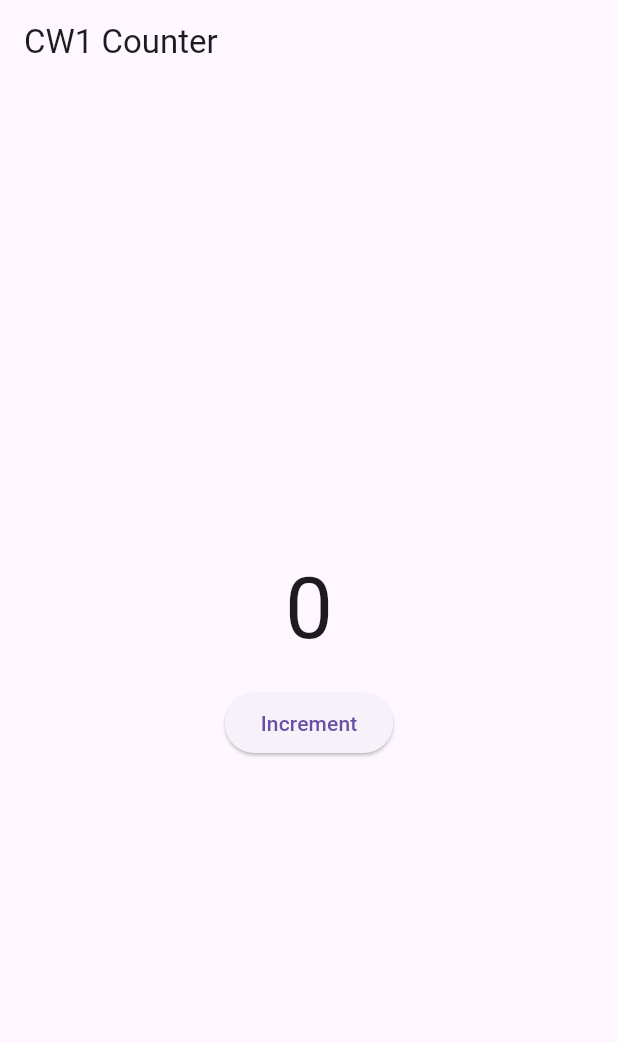
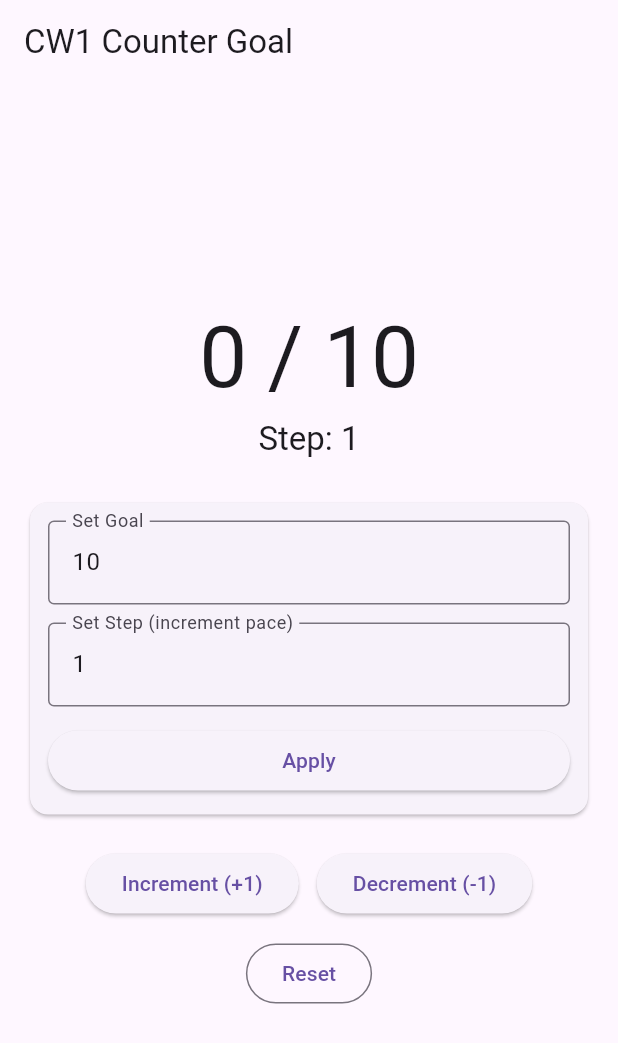
Before and after one commit to kaiser1x/CW-01, a Flutter app: the screen it shows after launch, on a phone screen of 412 x 824 dp. Shown: the top 1043 px of the screen. Run offline on Flutter 3.47's test engine with Material 3 defaults, Android fonts, the phone set to English and light mode, and no system bars.

Commit message:
Added a goal counter/celebration screen, and a increment/decrement rate

```diff
--- a/lib/main.dart
+++ b/lib/main.dart
@@ -1,16 +1,17 @@
 import 'package:flutter/material.dart';
 
 void main() {
-  runApp(const CounterImageToggleApp());
+  runApp(const CounterGoalApp());
 }
 
-class CounterImageToggleApp extends StatelessWidget {
-  const CounterImageToggleApp({super.key});
+class CounterGoalApp extends StatelessWidget {
+  const CounterGoalApp({super.key});
 
   @override
   Widget build(BuildContext context) {
     return const MaterialApp(
-      title: 'CW1 Counter',
+      debugShowCheckedModeBanner: false,
+      title: 'CW1 Counter Goal',
       home: HomePage(),
     );
   }
@@ -23,33 +24,227 @@ class HomePage extends StatefulWidget {
   State<HomePage> createState() => _HomePageState();
 }
 
-class _HomePageState extends State<HomePage> {
+class _HomePageState extends State<HomePage> with SingleTickerProviderStateMixin {
   int _counter = 0;
 
+  int _goal = 10; // user can set this
+  int _step = 1;  // user can set this (pace)
+
+  bool _celebrated = false;
+
+  late final AnimationController _celebrationController;
+  late final Animation<double> _pop;
+
+  final TextEditingController _goalController = TextEditingController(text: "10");
+  final TextEditingController _stepController = TextEditingController(text: "1");
+
+  @override
+  void initState() {
+    super.initState();
+    _celebrationController = AnimationController(
+      vsync: this,
+      duration: const Duration(milliseconds: 500),
+    );
+    _pop = CurvedAnimation(parent: _celebrationController, curve: Curves.elasticOut);
+  }
+
+  @override
+  void dispose() {
+    _celebrationController.dispose();
+    _goalController.dispose();
+    _stepController.dispose();
+    super.dispose();
+  }
+
   void _incrementCounter() {
-    setState(() => _counter++);
+    setState(() {
+      final next = _counter + _step;
+      _counter = (next <= _goal) ? next : _goal;
+    });
+    _checkGoalCelebration();
+  }
+
+  void _decrementCounter() {
+    setState(() {
+      final next = _counter - _step;
+      _counter = (next >= 0) ? next : 0;
+
+      // If they go below goal again, allow celebration again when they reach it.
+      if (_counter < _goal) _celebrated = false;
+    });
+  }
+
+  void _resetCounter() {
+    setState(() {
+      _counter = 0;
+      _celebrated = false;
+    });
+  }
+
+  void _applyGoalAndStep() {
+    final goal = int.tryParse(_goalController.text.trim());
+    final step = int.tryParse(_stepController.text.trim());
+
+    if (goal == null || goal <= 0) {
+      _toast("Goal must be a positive number.");
+      return;
+    }
+    if (step == null || step <= 0) {
+      _toast("Step must be a positive number.");
+      return;
+    }
+
+    setState(() {
+      _goal = goal;
+      _step = step;
+
+      // Keep counter within [0, goal]
+      if (_counter > _goal) _counter = _goal;
+
+      // If we set a new goal higher than current, allow celebration again later.
+      if (_counter < _goal) _celebrated = false;
+    });
+
+    _checkGoalCelebration();
+  }
+
+  void _checkGoalCelebration() {
+    if (_counter == _goal && !_celebrated) {
+      _celebrated = true;
+      _showCelebration();
+    }
+  }
+
+  void _showCelebration() async {
+    await _celebrationController.forward(from: 0);
+
+    if (!mounted) return;
+
+    showDialog(
+      context: context,
+      builder: (_) => AlertDialog(
+        title: const Text("Goal reached! 🎉"),
+        content: ScaleTransition(
+          scale: _pop,
+          child: const Column(
+            mainAxisSize: MainAxisSize.min,
+            children: [
+              Icon(Icons.emoji_events, size: 64),
+              SizedBox(height: 12),
+              Text("You hit your goal — nice work!"),
+              SizedBox(height: 8),
+              Text("🎊🎊🎊"),
+            ],
+          ),
+        ),
+        actions: [
+          TextButton(
+            onPressed: () => Navigator.pop(context),
+            child: const Text("Continue"),
+          ),
+        ],
+      ),
+    );
+
+    _toast("🎉 Goal completed!");
+  }
+
+  void _toast(String msg) {
+    ScaffoldMessenger.of(context).clearSnackBars();
+    ScaffoldMessenger.of(context).showSnackBar(
+      SnackBar(content: Text(msg), duration: const Duration(seconds: 2)),
+    );
   }
 
   @override
   Widget build(BuildContext context) {
+    final reached = _counter == _goal;
+
     return Scaffold(
       appBar: AppBar(
-        title: const Text('CW1 Counter'),
+        title: const Text('CW1 Counter Goal'),
       ),
       body: Center(
+        child: SingleChildScrollView(
+          padding: const EdgeInsets.all(16),
           child: Column(
             mainAxisSize: MainAxisSize.min,
             children: [
               Text(
-              '$_counter',
+                '$_counter / $_goal',
                 style: Theme.of(context).textTheme.displayLarge,
+                textAlign: TextAlign.center,
               ),
-            const SizedBox(height: 20),
-            ElevatedButton(
-              onPressed: _incrementCounter,
-              child: const Text('Increment'),
+              const SizedBox(height: 8),
+              Text(
+                reached ? "Goal achieved!!!" : "Step: $_step",
+                style: Theme.of(context).textTheme.titleLarge,
+              ),
+
+              const SizedBox(height: 24),
+
+              // Goal + Step inputs
+              Card(
+                child: Padding(
+                  padding: const EdgeInsets.all(12),
+                  child: Column(
+                    children: [
+                      TextField(
+                        controller: _goalController,
+                        keyboardType: TextInputType.number,
+                        decoration: const InputDecoration(
+                          labelText: "Set Goal",
+                          hintText: "e.g., 10",
+                          border: OutlineInputBorder(),
+                        ),
+                      ),
+                      const SizedBox(height: 12),
+                      TextField(
+                        controller: _stepController,
+                        keyboardType: TextInputType.number,
+                        decoration: const InputDecoration(
+                          labelText: "Set Step (increment pace)",
+                          hintText: "e.g., 1, 2, 5",
+                          border: OutlineInputBorder(),
+                        ),
+                      ),
+                      const SizedBox(height: 12),
+                      SizedBox(
+                        width: double.infinity,
+                        child: ElevatedButton(
+                          onPressed: _applyGoalAndStep,
+                          child: const Text("Apply"),
+                        ),
                       ),
                     ],
+                  ),
+                ),
+              ),
+
+              const SizedBox(height: 18),
+
+              // Buttons
+              Wrap(
+                spacing: 12,
+                runSpacing: 12,
+                alignment: WrapAlignment.center,
+                children: [
+                  ElevatedButton(
+                    onPressed: reached ? null : _incrementCounter,
+                    child: Text('Increment (+$_step)'),
+                  ),
+                  ElevatedButton(
+                    onPressed: reached ? null : _decrementCounter,
+                    child: Text('Decrement (-$_step)'),
+                  ),
+                  OutlinedButton(
+                    onPressed: _resetCounter,
+                    child: const Text('Reset'),
+                  ),
+                ],
+              ),
+            ],
+          ),
         ),
       ),
     );
```
Lines whose indentation alone changed are shown as unchanged.
